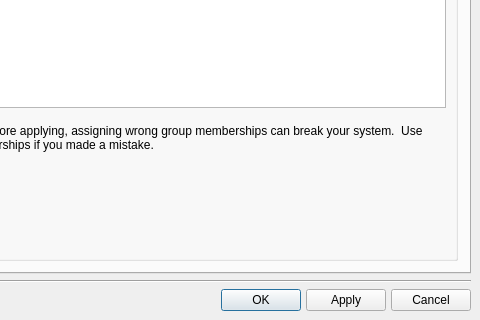
This is meconfig.ui in timkb4cq/mx-user as Qt 5 draws it before an edit; both pictures show x 250 to 730 and y 217 to 537 of the 730 by 537 pixel window. The edited form follows.
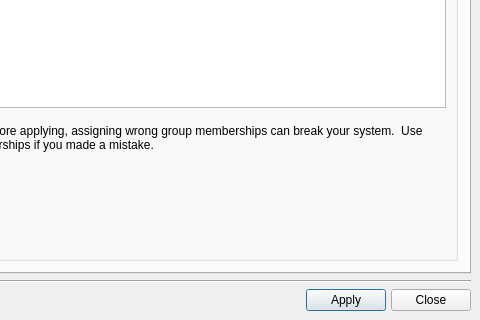
This is the edited form. The open tabs and pages were chosen to show the change. Icons and pictures are not drawn.

Commit message: removed OK button

Patch:
```diff
--- a/meconfig.ui
+++ b/meconfig.ui
@@ -1067,7 +1067,7 @@
     </widget>
    </item>
    <item>
-    <layout class="QGridLayout" columnstretch="0,0,0,0,0,0,0,0,0,0,0">
+    <layout class="QGridLayout" columnstretch="0,0,0,0,0,0,0,0,0,0">
      <property name="margin">
       <number>0</number>
      </property>
@@ -1075,29 +1075,6 @@
       <number>5</number>
      </property>
      <item row="0" column="7">
-      <widget class="QPushButton" name="buttonOk">
-       <property name="toolTip">
-        <string>Apply any changes then quit</string>
-       </property>
-       <property name="text">
-        <string>OK</string>
-       </property>
-       <property name="icon">
-        <iconset>
-         <normaloff>../../../../usr/share/mx-user/icons/dialog-ok.png</normaloff>../../../../usr/share/mx-user/icons/dialog-ok.png</iconset>
-       </property>
-       <property name="shortcut">
-        <string/>
-       </property>
-       <property name="autoDefault">
-        <bool>true</bool>
-       </property>
-       <property name="default">
-        <bool>true</bool>
-       </property>
-      </widget>
-     </item>
-     <item row="0" column="8">
       <widget class="QPushButton" name="buttonApply">
        <property name="toolTip">
         <string>Apply any changes</string>
@@ -1114,13 +1091,13 @@
        </property>
       </widget>
      </item>
-     <item row="0" column="10">
+     <item row="0" column="9">
       <widget class="QPushButton" name="buttonCancel">
        <property name="toolTip">
         <string>Cancel any changes then quit</string>
        </property>
        <property name="text">
-        <string>Cancel</string>
+        <string>Close</string>
        </property>
        <property name="icon">
         <iconset>
```
Left out of the diff: 23 changed lines with no effect on the pictures. The commit also changes 7 other files.
